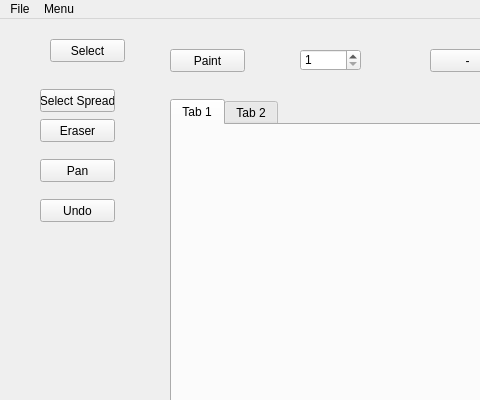
Old version of the form paintProgram/mainwindow.ui in the repository ElliotHarding/paintProgram; both pictures show x 0 to 480 and y 0 to 400 of the 800 by 600 pixel window.
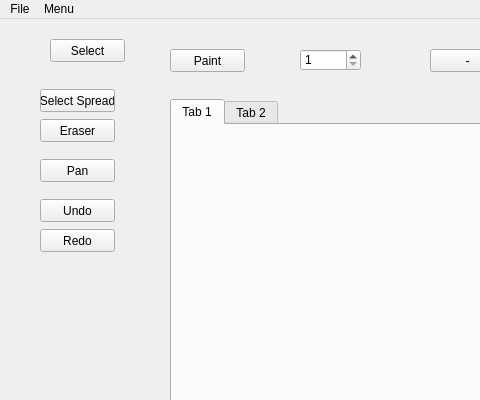
New version of the form.

Commit message: undo & redo ability

```diff
--- a/paintProgram/mainwindow.ui
+++ b/paintProgram/mainwindow.ui
@@ -154,6 +154,19 @@
      <string>Undo</string>
     </property>
    </widget>
+   <widget class="QPushButton" name="btn_redo">
+    <property name="geometry">
+     <rect>
+      <x>40</x>
+      <y>210</y>
+      <width>75</width>
+      <height>23</height>
+     </rect>
+    </property>
+    <property name="text">
+     <string>Redo</string>
+    </property>
+   </widget>
   </widget>
   <widget class="QMenuBar" name="menubar">
    <property name="geometry">
```
The commit also changes 4 other files.
